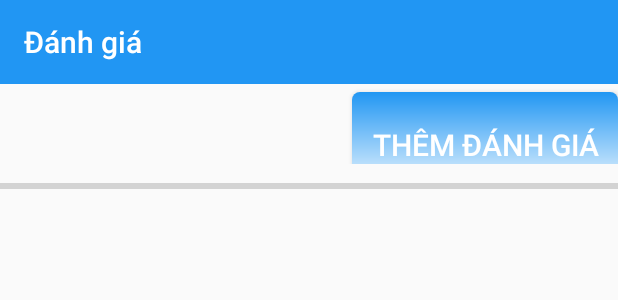
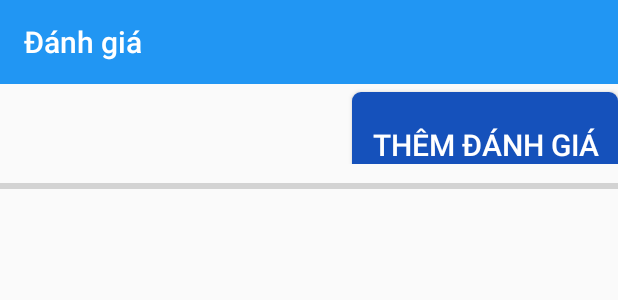
Before and after one commit to baphunguyen/HotelBookingApp, an Android app: the layout activity_danh_gia.xml on its own in the app's theme, with its tools: preview values and no code run, on a phone screen of 412 x 824 dp. Shown: the top 300 px of the screen. Run offline under Robolectric (Android 15) with nearby library versions, the phone set to English and light mode, and no system bars.

Commit message:
Update activity_danh_gia.xml
custom lai button

```diff
--- a/app/src/main/res/layout/activity_danh_gia.xml
+++ b/app/src/main/res/layout/activity_danh_gia.xml
@@ -35,10 +35,9 @@
             android:layout_width="168dp"
             android:layout_height="70dp"
             android:layout_weight="4"
-            android:background="@drawable/custom_button"
             android:gravity="center"
             android:text="Thêm Đánh Giá"
-
+            android:background="@drawable/background_bt_chonphong"
             android:textColor="#FFFFFF"
             android:textSize="20sp"></Button>
 
@@ -46,7 +45,6 @@
     <ProgressBar
         style="@style/progressBarStyle"
         android:id="@+id/progressbar2"
-
         android:layout_width="match_parent"
         android:layout_height="30dp"
         android:max="10"
```
